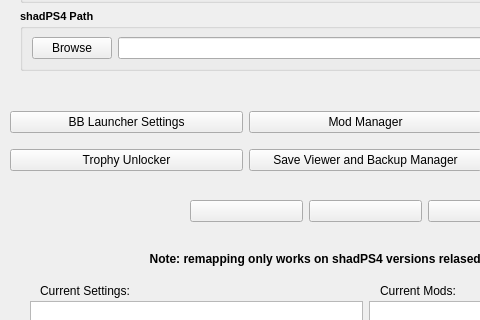
Above: modules/bblauncher.ui from rainmakerv3/BB_Launcher before the change; both pictures show x 0 to 480 and y 89 to 409 of the 730 by 696 pixel window. Below: the same form after it.
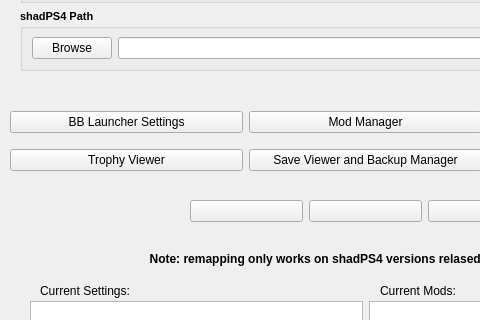
That is the form after the change.

Commit message: Add Trophy Viewer

```diff
--- a/modules/bblauncher.ui
+++ b/modules/bblauncher.ui
@@ -165,7 +165,7 @@
        <item>
         <widget class="QPushButton" name="TrophyButton">
          <property name="text">
-          <string>Trophy Unlocker</string>
+          <string>Trophy Viewer</string>
          </property>
         </widget>
        </item>
```
The commit also changes 944 other files.
